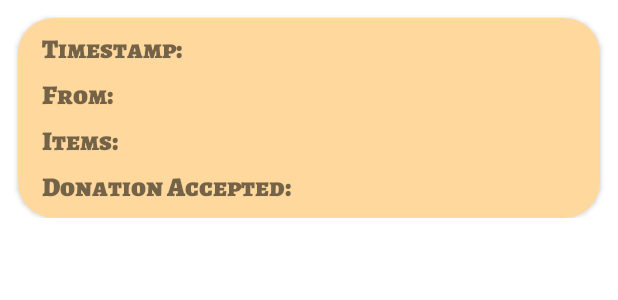
After one commit to shubhamsinghshubham777/FoodieDonor, an Android app: the layout receiver_donations_item2.xml on its own in the app's theme, with its tools: preview values and no code run, on a phone screen of 412 x 824 dp. The commit adds this screen. Shown: the top 300 px of the screen. Run offline under Robolectric (Android 15) with nearby library versions, the phone set to English and light mode, and no system bars; Roboto replaces fonts that are not available here.

Commit message:
Initial setup for receiver home page donation fragment #1

```diff
--- a/app/build.gradle
+++ b/app/build.gradle
@@ -6,6 +6,7 @@ plugins {
     id 'androidx.navigation.safeargs.kotlin'
     id 'com.google.firebase.crashlytics'
     id 'com.google.secrets_gradle_plugin' version '0.5'
+    id 'kotlin-parcelize'
 }
 
 android {
--- a/app/src/main/AndroidManifest.xml
+++ b/app/src/main/AndroidManifest.xml
@@ -26,7 +26,8 @@
         android:roundIcon="@mipmap/ic_launcher_round"
         android:supportsRtl="true"
         android:theme="@style/Theme.FoodieDonor">
-        <activity android:name=".views.fragments.donorHome.DonorDonateActivity"></activity>
+        <activity android:name=".views.fragments.receiverHome.ReceiverHomeClickDetailActivity"></activity>
+        <activity android:name=".views.fragments.donorHome.DonorDonateActivity" />
         <activity android:name=".views.fragments.donorHome.DonorHomeClickDetailActivity" />
         <activity android:name=".views.ReceiverHomeActivity" />
         <activity android:name=".views.VerifyMobileActivity" />
--- a/app/src/main/java/com/shubham/foodiedonor/views/fragments/donorHome/DonorDonationsPageListAdapter.kt
+++ b/app/src/main/java/com/shubham/foodiedonor/views/fragments/donorHome/DonorDonationsPageListAdapter.kt
@@ -31,7 +31,7 @@ class DonorDonationsPageListAdapter(options: FirestoreRecyclerOptions<DonorDonat
     override fun onBindViewHolder(holder: DonorHomePageListVH, position: Int, model: DonorDonationModel) {
 
         holder.binding.apply {
-            dhdiTimeStamp.text = model.timestamp.toDate().toString()
+            dhdiTimeStamp.text = model.timestamp!!.toDate().toString()
             dhdiTo.text = model.to
             dhdiItems.text = model.allItems
 
--- /dev/null
+++ b/app/src/main/res/layout/receiver_donations_item2.xml
@@ -0,0 +1,131 @@
+<?xml version="1.0" encoding="utf-8"?>
+<androidx.constraintlayout.widget.ConstraintLayout xmlns:android="http://schemas.android.com/apk/res/android"
+    xmlns:app="http://schemas.android.com/apk/res-auto"
+    xmlns:tools="http://schemas.android.com/tools"
+    android:layout_width="match_parent"
+    android:layout_height="wrap_content"
+    android:elevation="@dimen/default_elevation">
+
+    <androidx.cardview.widget.CardView
+        android:layout_width="match_parent"
+        android:layout_height="wrap_content"
+        android:layout_marginStart="12dp"
+        android:layout_marginTop="12dp"
+        android:layout_marginEnd="12dp"
+        app:cardCornerRadius="24dp"
+        app:layout_constraintBottom_toBottomOf="parent"
+        app:layout_constraintEnd_toEndOf="parent"
+        app:layout_constraintHorizontal_bias="0.5"
+        app:layout_constraintStart_toStartOf="parent"
+        app:layout_constraintTop_toTopOf="parent">
+
+        <androidx.constraintlayout.widget.ConstraintLayout
+            android:layout_width="match_parent"
+            android:layout_height="match_parent"
+            android:background="@color/primaryColor">
+
+            <TextView
+                android:id="@+id/textView30"
+                android:layout_width="wrap_content"
+                android:layout_height="wrap_content"
+                android:layout_marginStart="16dp"
+                android:layout_marginTop="8dp"
+                android:fontFamily="@font/alegreya_sc_black"
+                android:text="Timestamp:"
+                android:textSize="18sp"
+                app:layout_constraintStart_toStartOf="parent"
+                app:layout_constraintTop_toTopOf="parent" />
+
+            <TextView
+                android:id="@+id/textView31"
+                android:layout_width="wrap_content"
+                android:layout_height="wrap_content"
+                android:layout_marginTop="8dp"
+                android:fontFamily="@font/alegreya_sc_black"
+                android:text="From:"
+                android:textSize="18sp"
+                app:layout_constraintStart_toStartOf="@+id/textView30"
+                app:layout_constraintTop_toBottomOf="@+id/rdiTimestamp" />
+
+            <TextView
+                android:id="@+id/textView32"
+                android:layout_width="wrap_content"
+                android:layout_height="wrap_content"
+                android:layout_marginTop="8dp"
+                android:fontFamily="@font/alegreya_sc_black"
+                android:text="Items:"
+                android:textSize="18sp"
+                app:layout_constraintStart_toStartOf="@+id/textView31"
+                app:layout_constraintTop_toBottomOf="@+id/rdiFrom" />
+
+            <TextView
+                android:id="@+id/textView33"
+                android:layout_width="wrap_content"
+                android:layout_height="wrap_content"
+                android:layout_marginTop="8dp"
+                android:layout_marginBottom="8dp"
+                android:fontFamily="@font/alegreya_sc_black"
+                android:text="Donation Accepted:"
+                android:textSize="18sp"
+                app:layout_constraintBottom_toBottomOf="parent"
+                app:layout_constraintStart_toStartOf="@+id/textView32"
+                app:layout_constraintTop_toBottomOf="@+id/rdiItems" />
+
+            <TextView
+                android:id="@+id/rdiTimestamp"
+                android:layout_width="0dp"
+                android:layout_height="wrap_content"
+                android:layout_marginStart="16dp"
+                android:layout_marginEnd="16dp"
+                android:ellipsize="marquee"
+                android:marqueeRepeatLimit="marquee_forever"
+                android:singleLine="true"
+                app:layout_constraintBottom_toBottomOf="@+id/textView30"
+                app:layout_constraintEnd_toEndOf="parent"
+                app:layout_constraintStart_toEndOf="@+id/textView30"
+                app:layout_constraintTop_toTopOf="@+id/textView30" />
+
+            <TextView
+                android:id="@+id/rdiFrom"
+                android:layout_width="0dp"
+                android:layout_height="wrap_content"
+                android:layout_marginStart="16dp"
+                android:layout_marginEnd="16dp"
+                android:ellipsize="marquee"
+                android:marqueeRepeatLimit="marquee_forever"
+                android:singleLine="true"
+                app:layout_constraintBottom_toBottomOf="@+id/textView31"
+                app:layout_constraintEnd_toEndOf="parent"
+                app:layout_constraintStart_toEndOf="@+id/textView31"
+                app:layout_constraintTop_toTopOf="@+id/textView31" />
+
+            <TextView
+                android:id="@+id/rdiItems"
+                android:layout_width="0dp"
+                android:layout_height="wrap_content"
+                android:layout_marginStart="16dp"
+                android:layout_marginEnd="16dp"
+                android:ellipsize="marquee"
+                android:marqueeRepeatLimit="marquee_forever"
+                android:singleLine="true"
+                app:layout_constraintBottom_toBottomOf="@+id/textView32"
+                app:layout_constraintEnd_toEndOf="parent"
+                app:layout_constraintStart_toEndOf="@+id/textView32"
+                app:layout_constraintTop_toTopOf="@+id/textView32" />
+
+            <TextView
+                android:id="@+id/rdiDonationAccepted"
+                android:layout_width="0dp"
+                android:layout_height="wrap_content"
+                android:layout_marginStart="16dp"
+                android:layout_marginEnd="16dp"
+                android:ellipsize="marquee"
+                android:marqueeRepeatLimit="marquee_forever"
+                android:singleLine="true"
+                app:layout_constraintBottom_toBottomOf="@+id/textView33"
+                app:layout_constraintEnd_toEndOf="parent"
+                app:layout_constraintStart_toEndOf="@+id/textView33"
+                app:layout_constraintTop_toTopOf="@+id/textView33" />
+        </androidx.constraintlayout.widget.ConstraintLayout>
+    </androidx.cardview.widget.CardView>
+</androidx.constraintlayout.widget.ConstraintLayout>
```
Also changed, not shown: app/src/main/java/com/shubham/foodiedonor/models/DonorDonationModel.kt (+35 -6 lines), app/src/main/java/com/shubham/foodiedonor/views/fragments/donorHome/DonorDonateActivity.kt (+0 -14 lines), app/src/main/java/com/shubham/foodiedonor/views/fragments/receiverHome/ReceiverDonationsFragment.kt (+47 -1 lines), app/src/main/java/com/shubham/foodiedonor/views/fragments/receiverHome/ReceiverHomeClickDetailActivity.kt (added, +27 -0 lines), app/src/main/java/com/shubham/foodiedonor/views/fragments/receiverHome/adapters/ReceiverDonationsPageListAdapter.kt (added, +84 -0 lines), app/src/main/res/layout/activity_receiver_home_click_detail.xml (added, +9 -0 lines), app/src/main/res/layout/fragment_receiver_donations.xml (+12 -6 lines).
